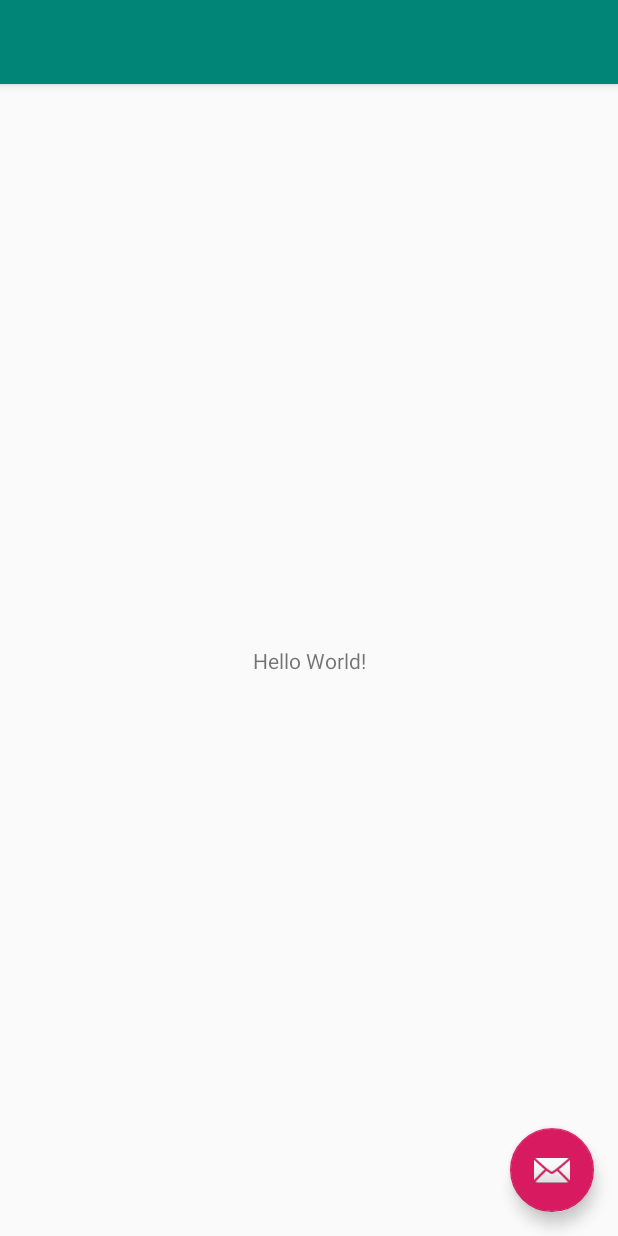
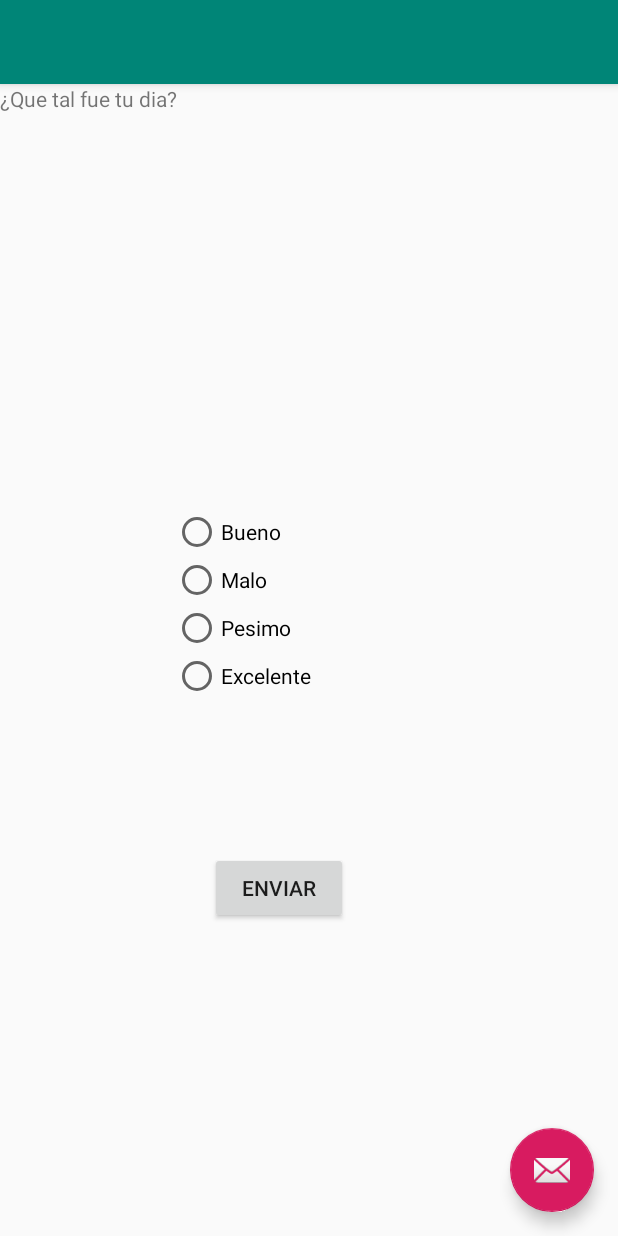
Before and after one commit to noeliasegovia/AppsMovilesEjerc, an Android app: the layout activity_main.xml on its own in the app's theme, with its tools: preview values and no code run, on a phone screen of 412 x 824 dp. Run offline under Robolectric (Android 15) with nearby library versions, the phone set to English and light mode, and no system bars.

Commit message:
ejercicio completo sin probar

```diff
--- a/AppsVistas/app/src/main/AndroidManifest.xml
+++ b/AppsVistas/app/src/main/AndroidManifest.xml
@@ -1,7 +1,8 @@
 <?xml version="1.0" encoding="utf-8"?>
 <manifest xmlns:android="http://schemas.android.com/apk/res/android"
     package="com.example.appsvistas">
-
+    <uses-permission android:name="android.permission.INTERNET"/>
+    <uses-permission android:name="android.permission.ACCESS_NETWORK_STATE"/>
     <application
         android:allowBackup="true"
         android:icon="@mipmap/ic_launcher"
@@ -29,5 +30,4 @@
                 android:value="com.example.appsvistas.ItemListActivity" />
         </activity>
     </application>
-
 </manifest>
--- a/AppsVistas/app/src/main/java/com/example/appsvistas/ItemListActivity.java
+++ b/AppsVistas/app/src/main/java/com/example/appsvistas/ItemListActivity.java
@@ -118,7 +118,7 @@ public class ItemListActivity extends AppCompatActivity {
         @Override
         public void onBindViewHolder(final ViewHolder holder, int position) {
             holder.mIdView.setText(mValues.get(position).id);
-            holder.mContentView.setText(mValues.get(position).content);
+            holder.mContentView.setText(mValues.get(position).id);
 
             holder.itemView.setTag(mValues.get(position));
             holder.itemView.setOnClickListener(mOnClickListener);
--- a/EjemploAndroid/app/build.gradle
+++ b/EjemploAndroid/app/build.gradle
@@ -4,7 +4,7 @@ android {
     compileSdkVersion 29
     buildToolsVersion "29.0.0"
     defaultConfig {
-        applicationId "com.example.ejemploandroid"
+        applicationId "com.example.ejemploclase9"
         minSdkVersion 22
         targetSdkVersion 29
         versionCode 1
--- a/EjemploAndroid/app/src/main/AndroidManifest.xml
+++ b/EjemploAndroid/app/src/main/AndroidManifest.xml
@@ -1,6 +1,6 @@
 <?xml version="1.0" encoding="utf-8"?>
 <manifest xmlns:android="http://schemas.android.com/apk/res/android"
-    package="com.example.ejemploandroid">
+    package="com.example.ejemploclase9">
 
     <application
         android:allowBackup="true"
@@ -9,8 +9,9 @@
         android:roundIcon="@mipmap/ic_launcher_round"
         android:supportsRtl="true"
         android:theme="@style/AppTheme">
+        <activity android:name="com.example.ejemploandroid.MensajeActivity"></activity>
         <activity
-            android:name=".MainActivity"
+            android:name="com.example.ejemploandroid.MainActivity$MainActivity"
             android:label="@string/app_name"
             android:theme="@style/AppTheme.NoActionBar">
             <intent-filter>
--- a/EjemploAndroid/app/src/main/res/layout/content_main.xml
+++ b/EjemploAndroid/app/src/main/res/layout/content_main.xml
@@ -5,16 +5,64 @@
     android:layout_width="match_parent"
     android:layout_height="match_parent"
     app:layout_behavior="@string/appbar_scrolling_view_behavior"
-    tools:context=".MainActivity"
+    tools:context="com.example.ejemploandroid.MainActivity$MainActivity"
     tools:showIn="@layout/activity_main">
 
     <TextView
-        android:layout_width="wrap_content"
+        android:layout_width="fill_parent"
         android:layout_height="wrap_content"
-        android:text="Hello World!"
+        android:text="@string/pregunta"
+        tools:ignore="MissingConstraints"
+        tools:layout_editor_absoluteX="16dp"
+        tools:layout_editor_absoluteY="42dp" />
+
+    <RadioGroup
+        android:id="@+id/rg_respuestas"
+        android:layout_width="180dp"
+        android:layout_height="301dp"
+        android:layout_marginBottom="184dp"
         app:layout_constraintBottom_toBottomOf="parent"
+        app:layout_constraintHorizontal_bias="0.497"
         app:layout_constraintLeft_toLeftOf="parent"
-        app:layout_constraintRight_toRightOf="parent"
-        app:layout_constraintTop_toTopOf="parent" />
+        app:layout_constraintRight_toRightOf="parent">
+
+        <RadioButton
+            android:layout_width="wrap_content"
+            android:layout_height="wrap_content"
+            android:text="@string/respuesta2"
+            tools:layout_editor_absoluteX="114dp"
+            tools:layout_editor_absoluteY="120dp" />
+
+        <RadioButton
+            android:layout_width="wrap_content"
+            android:layout_height="wrap_content"
+            android:text="@string/respuesta3"
+            tools:layout_editor_absoluteX="118dp"
+            tools:layout_editor_absoluteY="198dp" />
+
+        <RadioButton
+            android:layout_width="wrap_content"
+            android:layout_height="wrap_content"
+            android:text="@string/respuesta4"
+            tools:layout_editor_absoluteX="118dp"
+            tools:layout_editor_absoluteY="248dp" />
+
+        <RadioButton
+            android:layout_width="wrap_content"
+            android:layout_height="wrap_content"
+            android:text="@string/respuesta1"
+            tools:layout_editor_absoluteX="114dp"
+            tools:layout_editor_absoluteY="176dp" />
+    </RadioGroup>
+
+    <Button
+        android:id="@+id/btn_enviar"
+        android:layout_width="92dp"
+        android:layout_height="0dp"
+        android:layout_marginStart="140dp"
+        android:layout_marginBottom="208dp"
+        android:text="@string/btn_txt"
+        app:layout_constraintBottom_toBottomOf="parent"
+        app:layout_constraintStart_toStartOf="parent" />
 
 </androidx.constraintlayout.widget.ConstraintLayout>
--- a/EjemploAndroid/app/src/main/res/menu/menu_main.xml
+++ b/EjemploAndroid/app/src/main/res/menu/menu_main.xml
@@ -1,7 +1,7 @@
 <menu xmlns:android="http://schemas.android.com/apk/res/android"
     xmlns:app="http://schemas.android.com/apk/res-auto"
     xmlns:tools="http://schemas.android.com/tools"
-    tools:context="com.example.ejemploandroid.MainActivity">
+    tools:context="com.example.ejemploandroid.com.example.ejemploandroid.MainActivity$MainActivity">
     <item
         android:id="@+id/action_settings"
         android:orderInCategory="100"
--- a/EjemploAndroid/app/src/main/res/values/strings.xml
+++ b/EjemploAndroid/app/src/main/res/values/strings.xml
@@ -1,4 +1,23 @@
 <resources>
-    <string name="app_name">EjemploAndroid</string>
+    <string name="app_name">QueTalTuDIA</string>
     <string name="action_settings">Settings</string>
+
+    <!-- TITULO-->
+    <string name="pregunta">¿Que tal fue tu dia?</string>
+
+    <!-- RESPUESTAS-->
+    <string name="respuesta1">Excelente</string>
+    <string name="respuesta2">Bueno</string>
+    <string name="respuesta3">Malo</string>
+    <string name="respuesta4">Pesimo</string>
+
+    <!--BOTON -->
+    <string name="btn_txt">Enviar</string>
+
+    <!-- MENSAJES-->
+    <string name="mensaje1">¡Que buena noticia!</string>
+    <string name="mensaje2">Seguro que mañana será excelente!</string>
+    <string name="mensaje3">¡Vamos!Que no decaiga</string>
+    <string name="mensaje4">¡Arriba ese ánimo!</string>
+
 </resources>
```
Also changed, not shown: AppsVistas/app/src/main/java/com/example/appsvistas/ItemDetailFragment.java (+8 -4 lines), AppsVistas/app/src/main/java/com/example/appsvistas/dummy/DummyContent.java (+10 -11 lines), AppsVistas/app/src/main/res/layout/fragment_item_detail.xml (added, +12 -0 lines), EjemploAndroid/app/src/main/java/com/example/ejemploandroid/MainActivity.java (+39 -2 lines), EjemploAndroid/app/src/main/java/com/example/ejemploandroid/MensajeActivity.java (added, +47 -0 lines).
